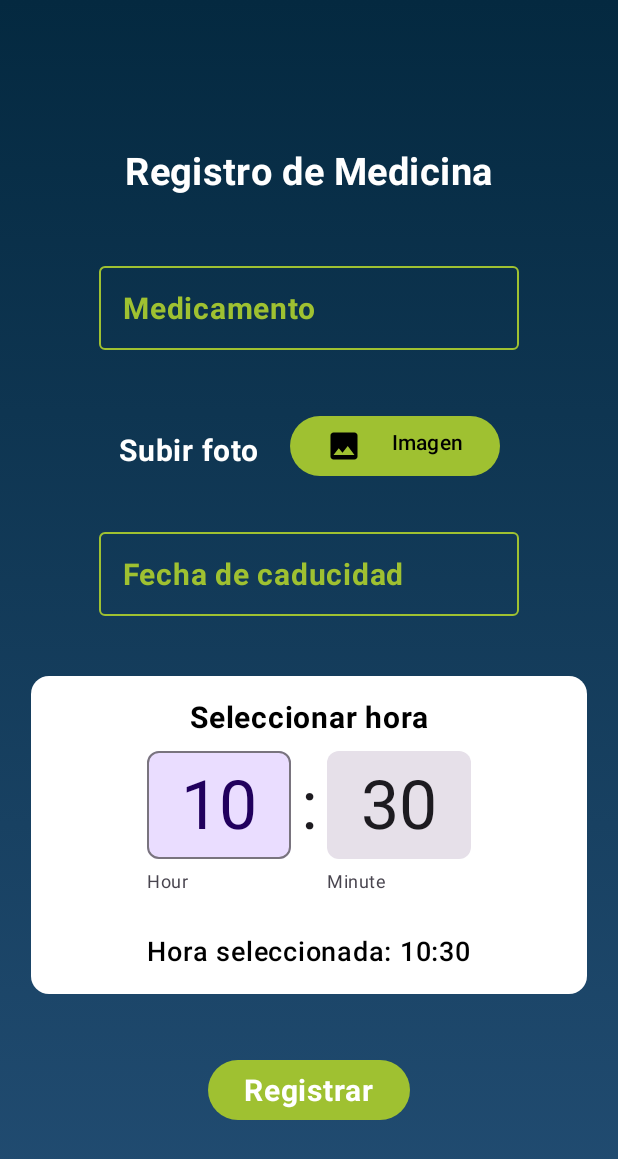
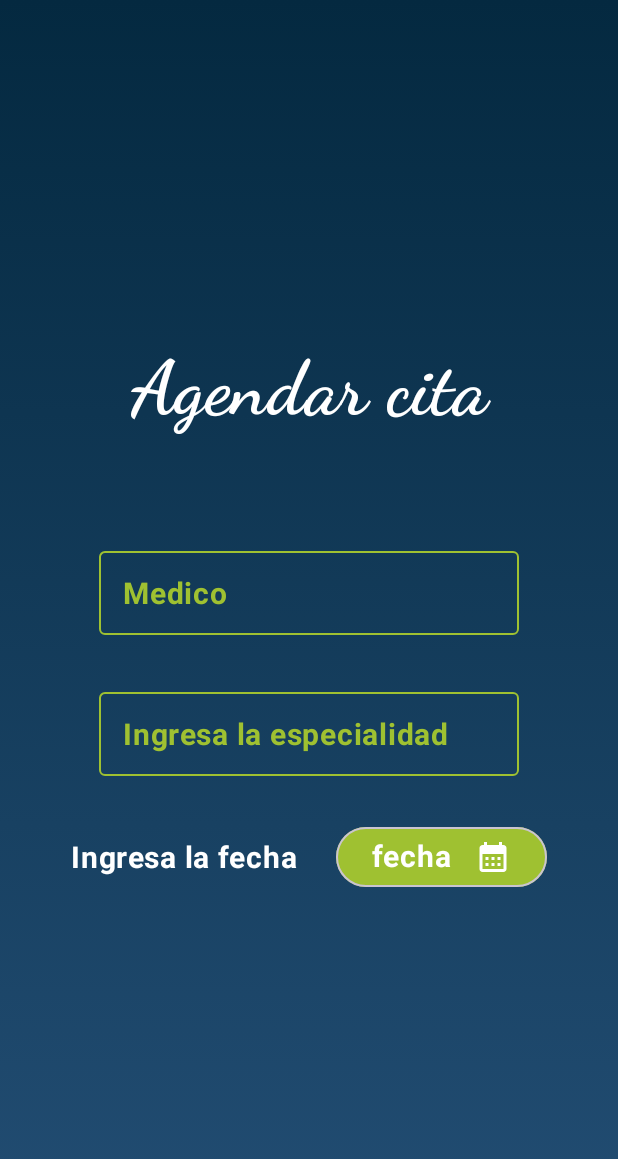
Before and after one commit to KIHM-02/SilverCare, an Android app built with Jetpack Compose: the screen it shows after launch (Medicamento before the commit, AgendarCita after it), on a phone screen of 412 x 824 dp. Shown: the top 1159 px of the screen. Run offline under Robolectric (Android 15) with nearby library versions, the phone set to English and light mode, and no system bars; pictures from the network do not load.

Commit message:
se crea la vista de AgendarCita.kt falta crear la funcionalidad de los botones y crear el controlador

```diff
--- a/app/src/main/java/com/hesdi/silvercare/components/Elements.kt
+++ b/app/src/main/java/com/hesdi/silvercare/components/Elements.kt
@@ -11,6 +11,7 @@ import androidx.compose.foundation.layout.Box
 import androidx.compose.foundation.layout.Column
 import androidx.compose.foundation.layout.Row
 import androidx.compose.foundation.layout.Spacer
+import androidx.compose.foundation.layout.fillMaxSize
 import androidx.compose.foundation.layout.fillMaxWidth
 import androidx.compose.foundation.layout.height
 import androidx.compose.foundation.layout.padding
@@ -36,7 +37,9 @@ import androidx.compose.ui.Modifier
 import androidx.compose.ui.graphics.Color
 import androidx.compose.ui.platform.LocalContext
 import androidx.compose.ui.res.painterResource
+import androidx.compose.ui.text.font.FontFamily
 import androidx.compose.ui.text.font.FontWeight
+import androidx.compose.ui.text.style.TextAlign
 import androidx.compose.ui.unit.dp
 import androidx.compose.ui.unit.sp
 import coil.compose.rememberAsyncImagePainter
@@ -55,6 +58,18 @@ fun TextosSimples(text: String, color: Color)
         style = MaterialTheme.typography.bodyLarge,
         fontWeight = FontWeight.Bold,
         fontSize = 20.sp
+    )
+}
+
+@Composable
+fun Titulo(text: String) {
+    Text(
+        text = text,
+        fontSize = 50.sp,
+        fontWeight = FontWeight.Bold,
+        color = Color.White,
+        textAlign = TextAlign.Center,
+        fontFamily = FontFamily.Cursive
     )
 }
 
--- /dev/null
+++ b/app/src/main/java/com/hesdi/silvercare/views/AgendarCita.kt
@@ -0,0 +1,161 @@
+package com.hesdi.silvercare.views
+
+import android.os.Bundle
+import androidx.activity.ComponentActivity
+import androidx.activity.compose.setContent
+import androidx.activity.enableEdgeToEdge
+import androidx.compose.foundation.background
+import androidx.compose.foundation.layout.Arrangement
+import androidx.compose.foundation.layout.Box
+import androidx.compose.foundation.layout.Column
+import androidx.compose.foundation.layout.Row
+import androidx.compose.foundation.layout.Spacer
+import androidx.compose.foundation.layout.fillMaxSize
+import androidx.compose.foundation.layout.height
+import androidx.compose.foundation.layout.width
+
+import androidx.compose.material3.Button
+import androidx.compose.material3.ButtonDefaults
+import androidx.compose.material3.DatePicker
+import androidx.compose.material3.DatePickerDialog
+import androidx.compose.material3.ExperimentalMaterial3Api
+import androidx.compose.material3.Icon
+import androidx.compose.material3.OutlinedButton
+import androidx.compose.material3.OutlinedTextField
+import androidx.compose.material3.Scaffold
+import androidx.compose.material3.Text
+import androidx.compose.material3.rememberDatePickerState
+import androidx.compose.runtime.Composable
+import androidx.compose.runtime.getValue
+import androidx.compose.runtime.mutableStateOf
+import androidx.compose.runtime.remember
+import androidx.compose.runtime.setValue
+import androidx.compose.ui.Alignment
+import androidx.compose.ui.Modifier
+import androidx.compose.ui.graphics.Brush
+import androidx.compose.ui.graphics.Color
+import androidx.compose.ui.res.painterResource
+import androidx.compose.ui.text.TextStyle
+import androidx.compose.ui.text.font.FontFamily
+import androidx.compose.ui.text.font.FontWeight
+import androidx.compose.ui.text.style.TextAlign
+import androidx.compose.ui.tooling.preview.Preview
+import androidx.compose.ui.unit.dp
+import androidx.compose.ui.unit.sp
+import com.hesdi.silvercare.ui.theme.azulCielo
+import com.hesdi.silvercare.ui.theme.azulRey
+import com.hesdi.silvercare.ui.theme.SilverCareTheme
+import com.hesdi.silvercare.components.*
+import com.hesdi.silvercare.R
+import com.hesdi.silvercare.ui.theme.amarillo
+import java.time.Instant
+import java.time.ZoneId
+
+
+class AgendarCita : ComponentActivity() {
+    override fun onCreate(savedInstanceState: Bundle?) {
+        super.onCreate(savedInstanceState)
+        enableEdgeToEdge()
+        setContent {
+            SilverCareTheme {
+                CitaScreen()
+            }
+        }
+    }
+}
+
+@OptIn(ExperimentalMaterial3Api::class)
+@Composable
+fun CitaScreen() {
+    var showDialog by remember {
+        mutableStateOf(false)
+    }
+    val state = rememberDatePickerState()
+    var medico by remember { mutableStateOf("")}
+    var especialidad by remember { mutableStateOf("")}
+    Box(
+        modifier = Modifier
+            .fillMaxSize()
+            .background(
+                Brush.verticalGradient(
+                    colors = listOf(
+                        azulRey, azulCielo
+                    )
+                )
+            )
+    ) {
+        Column(
+            horizontalAlignment = Alignment.CenterHorizontally,
+            verticalArrangement = Arrangement.Center,
+            modifier = Modifier.fillMaxSize()
+        ) {
+            Titulo("Agendar cita")
+            Spacer(modifier = Modifier.height(70.dp))
+            OutlinedInputs("Medico", medico) {medico = it }
+            SpaceTopBottom(30)
+            OutlinedInputs("Ingresa la especialidad",especialidad) { especialidad=it}
+            SpaceTopBottom(30)
+            Row(verticalAlignment = Alignment.CenterVertically) {
+                TextosSimples("Ingresa la fecha", Color.White)
+                SpaceBetween(25)
+                OutlinedButton(
+                    onClick = { showDialog = true },
+                    colors = ButtonDefaults.outlinedButtonColors(
+                        containerColor = amarillo,
+                        contentColor = Color.White
+                    )
+                ) {
+                    Row() {
+                        TextosSimples("fecha", Color.White)
+                        Spacer(modifier = Modifier.width(15.dp))
+                        Icon(
+                            painter = painterResource(id = R.drawable.baseline_calendar_month_24),
+                            contentDescription = "Imagen de calendario"
+
+                        )
+                    }
+                }
+            }
+            if (showDialog) {
+                DatePickerDialog(
+                    onDismissRequest = { showDialog = false },
+                    confirmButton = {
+                        Button(
+                            onClick = { showDialog = false },
+                            colors = ButtonDefaults.buttonColors(
+                                containerColor = amarillo,
+                                contentColor = Color.White
+                            )
+                        ) {
+                            TextosSimples("Confirmar", Color.White)
+                        }
+                    },
+                    dismissButton = {
+                        OutlinedButton(onClick = {showDialog=false}) {
+                            TextosSimples("Cancelar", amarillo)
+                        }
+                    }
+
+                ) {
+                    DatePicker(state = state)
+                }
+            }
+            var date= state.selectedDateMillis
+            date?.let {
+                val LocalDay = Instant.ofEpochMilli(it).atZone(ZoneId.of("UTC")).toLocalDate()
+                TextosSimples("Fecha seleccionada ${LocalDay.dayOfMonth}/${LocalDay.monthValue}/${LocalDay.year}",Color.White )
+            }
+
+        }
+    }
+
+}
+
+
+@Preview(showBackground = true)
+@Composable
+fun GreetingPreview3() {
+    SilverCareTheme {
+        CitaScreen()
+    }
+}
--- a/app/src/main/res/values/strings.xml
+++ b/app/src/main/res/values/strings.xml
@@ -2,4 +2,5 @@
     <string name="app_name">SilverCare</string>
     <string name="title_activity_registro">Registro</string>
     <string name="title_activity_home">Home</string>
+    <string name="title_activity_agendar_cita">AgendarCita</string>
 </resources>
```
Also changed, not shown: app/src/main/AndroidManifest.xml (+16 -13 lines).
